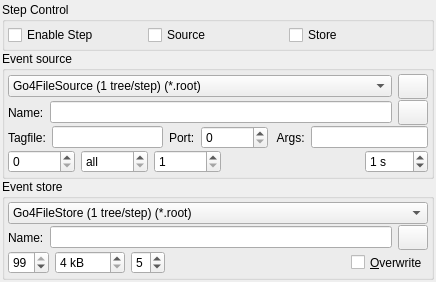
Above: qt4/Go4GUI/TGo4ConfigStep.ui from gsi-ee/go4 before the change. Below: the same form after it.
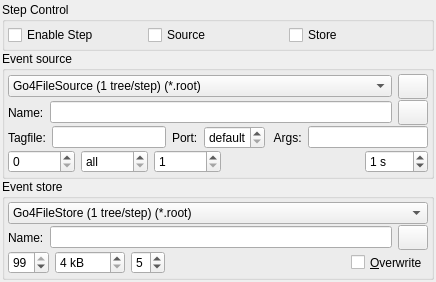
That is the form after the change. Icons and pictures are not drawn.

```diff
--- a/qt4/Go4GUI/TGo4ConfigStep.ui
+++ b/qt4/Go4GUI/TGo4ConfigStep.ui
@@ -555,8 +555,14 @@
               <height>16777215</height>
              </size>
             </property>
+            <property name="specialValueText">
+             <string>default</string>
+            </property>
+            <property name="minimum">
+             <number>0</number>
+            </property>
             <property name="maximum">
-             <number>999999</number>
+             <number>99999</number>
             </property>
             <property name="toolTip">
              <string>Port number, 0 - default (depends from the source kind)</string>
```
Left out of the diff: 10 changed lines with no effect on the pictures.
